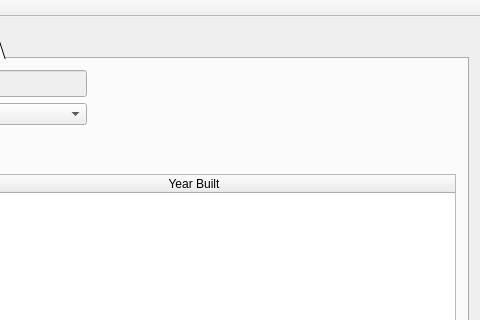
The window that mainwindow.ui (athenabjorg/sacr) describes before a commit, drawn with Qt 5; both pictures show x 292 to 772 and y 0 to 320 of the 772 by 607 pixel window.
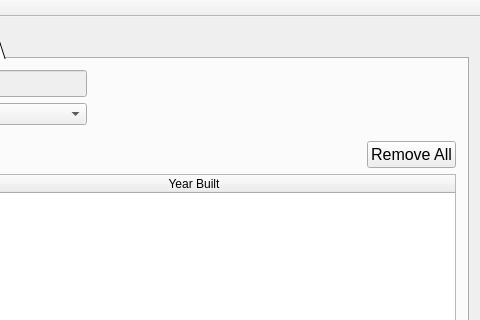
The same window after the commit. Icons and pictures are not drawn.

Commit message: remove all function, scientist, computer, relation

Diff of the .ui file:
```diff
--- a/mainwindow.ui
+++ b/mainwindow.ui
@@ -752,6 +752,13 @@
                 </property>
                </spacer>
               </item>
+              <item>
+               <widget class="QPushButton" name="relationRemoveAllButton">
+                <property name="text">
+                 <string>Remove All</string>
+                </property>
+               </widget>
+              </item>
              </layout>
             </item>
            </layout>
```
Left out of the diff: 16 changed lines with no effect on the pictures. The commit also changes 2 other files.
